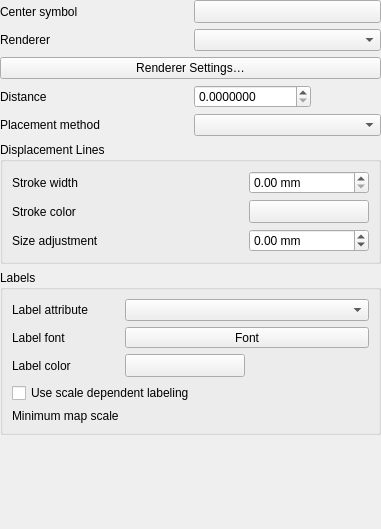
Before: the Qt Designer form src/ui/qgspointdisplacementrendererwidgetbase.ui in carsmie/QGIS, drawn with Qt 5.
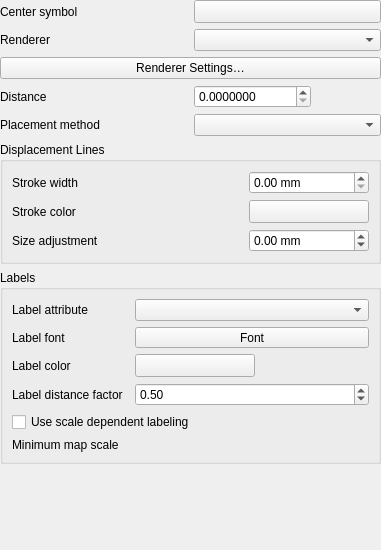
After: the same form once the commit is applied. Custom widgets are drawn as their Qt base class.

Commit message:
[FEATURE] [needs-docs] Point Displacement label distance factor
Adds label distance factor spinbox to Point Displacement symbology
window. Calculates label distance based on the current symbology
diagonal instead of a general maximum diagonal.

Replaces the hard coded distance "symbolDiagonal/2.0" with
"symbolDiagonal*mLabelDistanceFactor", where mLabelDistanceFactor is set
to the spinbox value.

 It's an old feature request (Point displacement labels adjustable
offsets "https://issues.qgis.org/issues/5945").

Diff of the .ui file:
```diff
--- a/src/ui/qgspointdisplacementrendererwidgetbase.ui
+++ b/src/ui/qgspointdisplacementrendererwidgetbase.ui
@@ -7,7 +7,7 @@
     <x>0</x>
     <y>0</y>
     <width>381</width>
-    <height>529</height>
+    <height>550</height>
    </rect>
   </property>
   <property name="windowTitle">
@@ -42,6 +42,27 @@
       <string>Labels</string>
      </property>
      <layout class="QGridLayout" name="gridLayout">
+      <item row="3" column="0">
+       <widget class="QLabel" name="mLabelDistanceLabel">
+        <property name="text">
+         <string>Label distance factor</string>
+        </property>
+       </widget>
+      </item>
+      <item row="2" column="0">
+       <widget class="QLabel" name="mLabelColorLabel">
+        <property name="text">
+         <string>Label color</string>
+        </property>
+       </widget>
+      </item>
+      <item row="5" column="2">
+       <widget class="QgsScaleWidget" name="mMinLabelScaleWidget">
+        <property name="focusPolicy">
+         <enum>Qt::StrongFocus</enum>
+        </property>
+       </widget>
+      </item>
       <item row="0" column="0">
        <widget class="QLabel" name="mLabelAttributeLabel">
         <property name="text">
@@ -49,8 +70,31 @@
         </property>
        </widget>
       </item>
-      <item row="0" column="1">
-       <widget class="QComboBox" name="mLabelFieldComboBox"/>
+      <item row="4" column="0" colspan="3">
+       <widget class="QCheckBox" name="mScaleDependentLabelsCheckBox">
+        <property name="text">
+         <string>Use scale dependent labeling</string>
+        </property>
+       </widget>
+      </item>
+      <item row="2" column="2">
+       <widget class="QgsColorButton" name="mLabelColorButton">
+        <property name="minimumSize">
+         <size>
+          <width>120</width>
+          <height>0</height>
+         </size>
+        </property>
+        <property name="maximumSize">
+         <size>
+          <width>120</width>
+          <height>16777215</height>
+         </size>
+        </property>
+        <property name="text">
+         <string/>
+        </property>
+       </widget>
       </item>
       <item row="1" column="0">
        <widget class="QLabel" name="label">
@@ -59,54 +103,17 @@
         </property>
        </widget>
       </item>
-      <item row="2" column="0">
-       <widget class="QLabel" name="mLabelColorLabel">
-        <property name="text">
-         <string>Label color</string>
-        </property>
-       </widget>
+      <item row="0" column="2">
+       <widget class="QComboBox" name="mLabelFieldComboBox"/>
       </item>
-      <item row="2" column="1">
-       <widget class="QgsColorButton" name="mLabelColorButton">
-        <property name="minimumSize">
-         <size>
-          <width>120</width>
-          <height>0</height>
-         </size>
-        </property>
-        <property name="maximumSize">
-         <size>
-          <width>120</width>
-          <height>16777215</height>
-         </size>
-        </property>
-        <property name="text">
-         <string/>
-        </property>
-       </widget>
-      </item>
-      <item row="3" column="0" colspan="2">
-       <widget class="QCheckBox" name="mScaleDependentLabelsCheckBox">
-        <property name="text">
-         <string>Use scale dependent labeling</string>
-        </property>
-       </widget>
-      </item>
-      <item row="4" column="0">
+      <item row="5" column="0">
        <widget class="QLabel" name="mMaxScaleLabel">
         <property name="text">
          <string>Minimum map scale</string>
         </property>
        </widget>
       </item>
-      <item row="4" column="1">
-       <widget class="QgsScaleWidget" name="mMinLabelScaleWidget" native="true">
-        <property name="focusPolicy">
-         <enum>Qt::StrongFocus</enum>
-        </property>
-       </widget>
-      </item>
-      <item row="1" column="1">
+      <item row="1" column="2">
        <widget class="QgsFontButton" name="mLabelFontButton">
         <property name="sizePolicy">
          <sizepolicy hsizetype="Expanding" vsizetype="Fixed">
@@ -119,6 +126,22 @@
         </property>
        </widget>
       </item>
+      <item row="3" column="2">
+       <widget class="QgsDoubleSpinBox" name="mLabelDistanceFactorSpinBox">
+        <property name="minimum">
+         <double>-5.000000000000000</double>
+        </property>
+        <property name="maximum">
+         <double>5.000000000000000</double>
+        </property>
+        <property name="singleStep">
+         <double>0.100000000000000</double>
+        </property>
+        <property name="value">
+         <double>0.500000000000000</double>
+        </property>
+       </widget>
+      </item>
      </layout>
     </widget>
    </item>
@@ -284,44 +307,44 @@
   </layout>
  </widget>
  <customwidgets>
+  <customwidget>
+   <class>QgsColorButton</class>
+   <extends>QToolButton</extends>
+   <header>qgscolorbutton.h</header>
+   <container>1</container>
+  </customwidget>
   <customwidget>
    <class>QgsDoubleSpinBox</class>
    <extends>QDoubleSpinBox</extends>
    <header>qgsdoublespinbox.h</header>
   </customwidget>
+  <customwidget>
+   <class>QgsFontButton</class>
+   <extends>QToolButton</extends>
+   <header>qgsfontbutton.h</header>
+  </customwidget>
+  <customwidget>
+   <class>QgsScaleWidget</class>
+   <extends>QWidget</extends>
+   <header>qgsscalewidget.h</header>
+  </customwidget>
+  <customwidget>
+   <class>QgsSymbolButton</class>
+   <extends>QToolButton</extends>
+   <header>qgssymbolbutton.h</header>
+  </customwidget>
   <customwidget>
    <class>QgsCollapsibleGroupBoxBasic</class>
    <extends>QGroupBox</extends>
    <header>qgscollapsiblegroupbox.h</header>
    <container>1</container>
   </customwidget>
-  <customwidget>
-   <class>QgsSymbolButton</class>
-   <extends>QToolButton</extends>
-   <header>qgssymbolbutton.h</header>
-  </customwidget>
-  <customwidget>
-   <class>QgsColorButton</class>
-   <extends>QToolButton</extends>
-   <header>qgscolorbutton.h</header>
-   <container>1</container>
-  </customwidget>
-  <customwidget>
-   <class>QgsFontButton</class>
-   <extends>QToolButton</extends>
-   <header>qgsfontbutton.h</header>
-  </customwidget>
   <customwidget>
    <class>QgsUnitSelectionWidget</class>
    <extends>QWidget</extends>
    <header>qgsunitselectionwidget.h</header>
    <container>1</container>
   </customwidget>
-  <customwidget>
-   <class>QgsScaleWidget</class>
-   <extends>QWidget</extends>
-   <header>qgsscalewidget.h</header>
-  </customwidget>
  </customwidgets>
  <tabstops>
   <tabstop>mCenterSymbolToolButton</tabstop>
```
Left out of the diff: 6 changed lines with no effect on the pictures. The commit also changes 6 other files.
